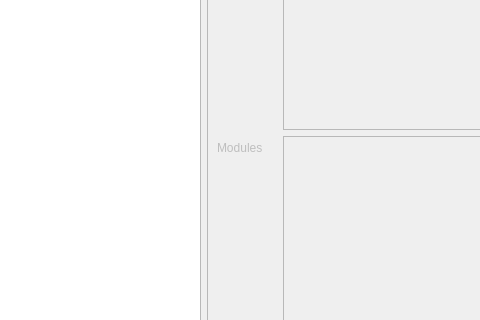
Before: the Qt Designer form ui/gui/qt_new/create.ui in TUB-Control/PaPI, drawn with Qt 5; both pictures show x 196 to 676 and y 185 to 505 of the 800 by 601 pixel window.
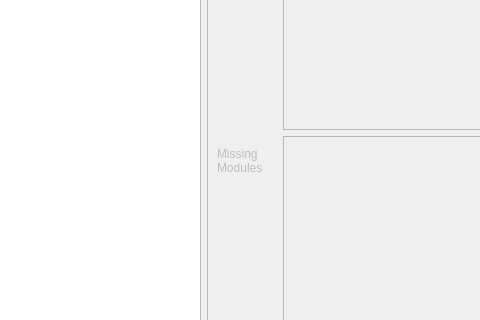
After: the same form once the commit is applied.

Commit message: Minor changes: Representation of missing modules and unloadable plugins.

```diff
--- a/ui/gui/qt_new/create.ui
+++ b/ui/gui/qt_new/create.ui
@@ -93,7 +93,8 @@
             <item row="4" column="0">
              <widget class="QLabel" name="modulesLabel">
               <property name="text">
-               <string>Modules</string>
+               <string>Missing
+Modules</string>
               </property>
              </widget>
             </item>
```
The commit also changes 7 other files.
